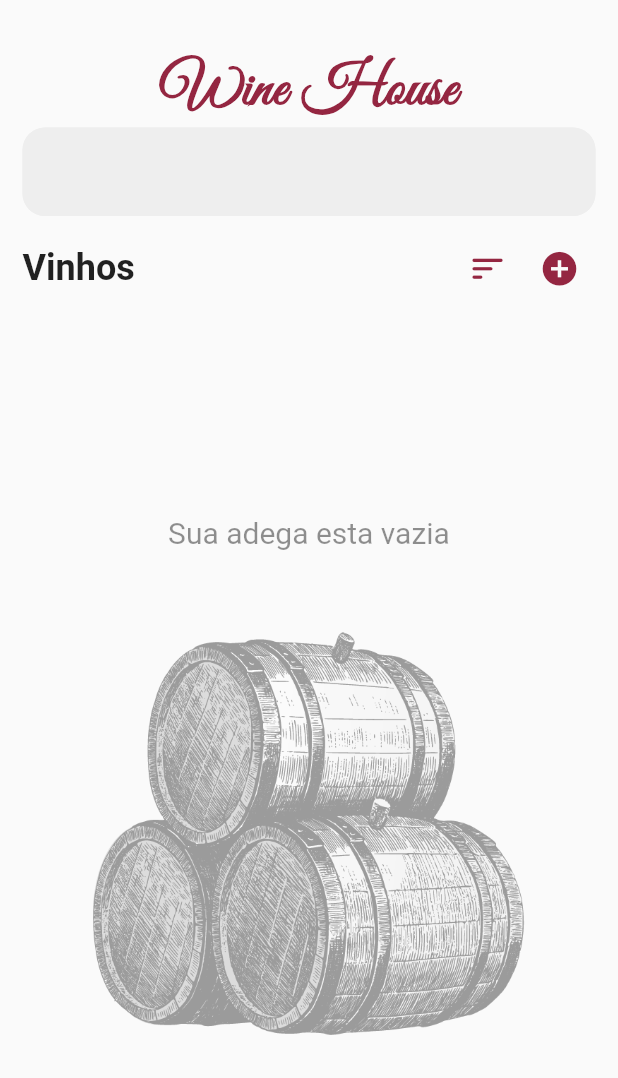
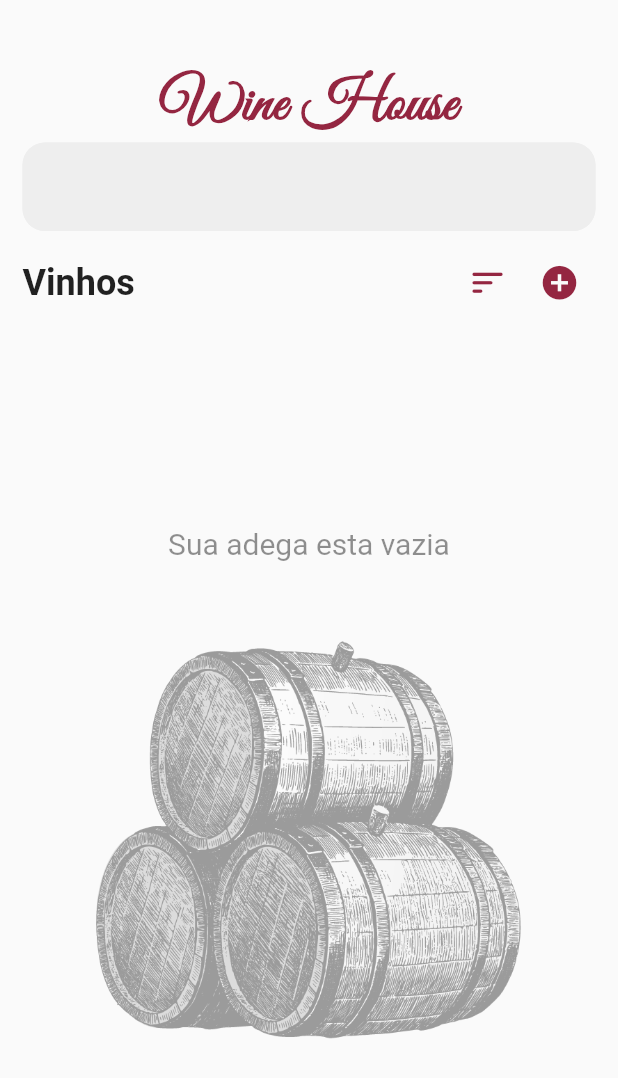
Before and after one commit to FredericoPM/Wine-House, a Flutter app: the screen it shows after launch, on a phone screen of 412 x 824 dp. Shown: the top 1078 px of the screen. Run offline on Flutter 3.47's test engine with Material 2 defaults, Android fonts, the phone set to English and light mode, and no system bars; our stand-ins replace auto_size_text, flushbar, flutter_rating_bar, sqflite; accounts and stored records are empty.

Commit message:
minor fixes

```diff
--- a/lib/views/list.dart
+++ b/lib/views/list.dart
@@ -78,14 +78,14 @@ class _Main_listState extends State<Main_list> {
     SystemChrome.setPreferredOrientations([
       DeviceOrientation.portraitUp
     ]);
-    final availableSpace = MediaQuery.of(context).size.height - 145 - MediaQuery.of(context).padding.top;
+    final availableSpace = MediaQuery.of(context).size.height - 155 - MediaQuery.of(context).padding.top;
     return Scaffold(
       appBar: PreferredSize(
-        preferredSize: Size.fromHeight(145.0),
+        preferredSize: Size.fromHeight(155.0),
         child: Container(
             width: double.infinity,
             child: Padding(
-              padding: EdgeInsets.fromLTRB(15, 35, 15, 15),
+              padding: EdgeInsets.fromLTRB(15, 45, 15, 15),
               child: Column(
                 crossAxisAlignment: CrossAxisAlignment.center,
                 mainAxisAlignment: MainAxisAlignment.spaceBetween,
--- a/lib/widgets/infoModal.dart
+++ b/lib/widgets/infoModal.dart
@@ -36,7 +36,9 @@ class _InfoModalState extends State<InfoModal> {
                     widget.paisesController.backgroundPath(vinho),
                     fit: BoxFit.cover,
                   ),
-                  Row(
+                  Padding(
+                    padding: EdgeInsets.fromLTRB(10, 0, 10, 0),
+                    child: Row(
                       mainAxisAlignment: MainAxisAlignment.spaceBetween,
                       children: [
                         Row(
@@ -104,6 +106,7 @@ class _InfoModalState extends State<InfoModal> {
                           ],
                         ),
                       ],
+                    ),
                   )
                 ],
               )
```
Lines whose indentation alone changed are shown as unchanged.
